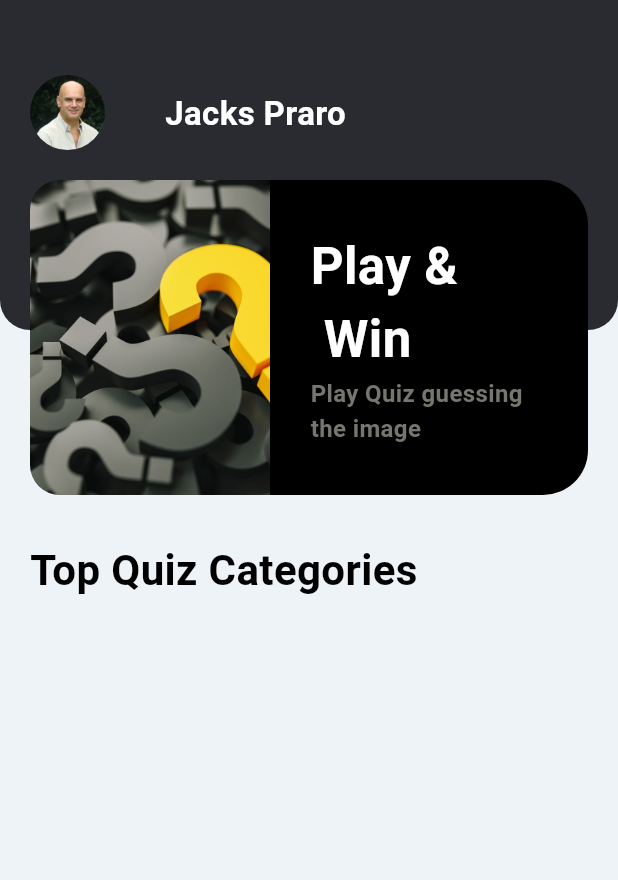
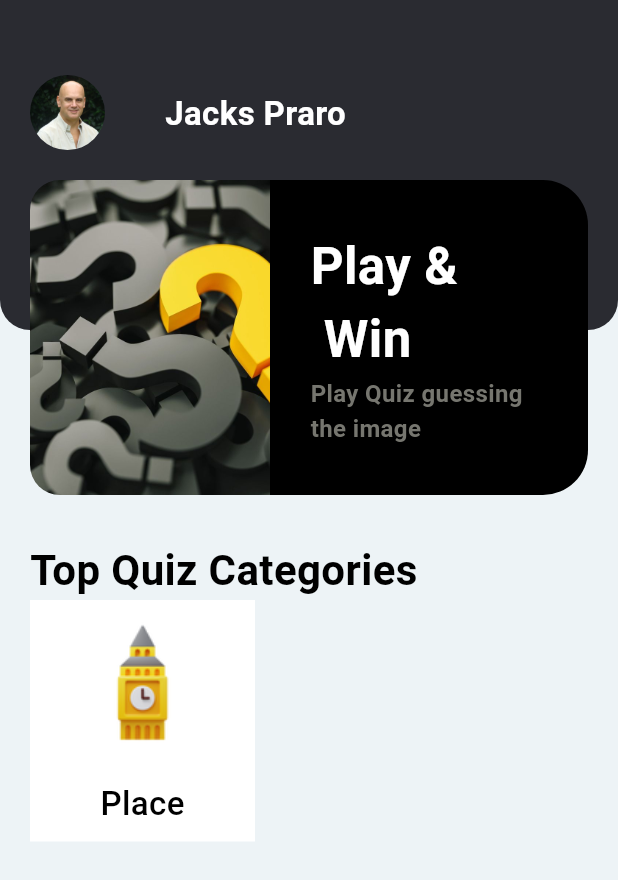
Before and after one commit to Roshan-Barkane/quizapp, a Flutter app: the screen it shows after launch, on a phone screen of 412 x 824 dp. Shown: the top 880 px of the screen. Run offline on Flutter 3.47's test engine with Material 3 defaults, Android fonts, the phone set to English and light mode, and no system bars.

Commit message:
add categories

```diff
--- a/lib/pages/home.dart
+++ b/lib/pages/home.dart
@@ -112,6 +112,36 @@ class _HomeState extends State<Home> {
                     fontWeight: FontWeight.bold),
               ),
             ),
+            Padding(
+              padding: const EdgeInsets.only(right: 20.0, left: 20.0),
+              child: Row(
+                children: [
+                  Container(
+                    width: 150,
+                    padding: EdgeInsets.all(10.0),
+                    decoration: BoxDecoration(color: Colors.white),
+                    child: Column(
+                      children: [
+                        Image.asset(
+                          "assets/photos/place.png",
+                          width: 90,
+                          height: 90,
+                          fit: BoxFit.cover,
+                        ),
+                        SizedBox(height: 20.0),
+                        Text(
+                          "Place",
+                          style: TextStyle(
+                              fontSize: 22.0,
+                              color: Colors.black,
+                              fontWeight: FontWeight.w500),
+                        ),
+                      ],
+                    ),
+                  )
+                ],
+              ),
+            )
           ],
         ),
       ),
```
